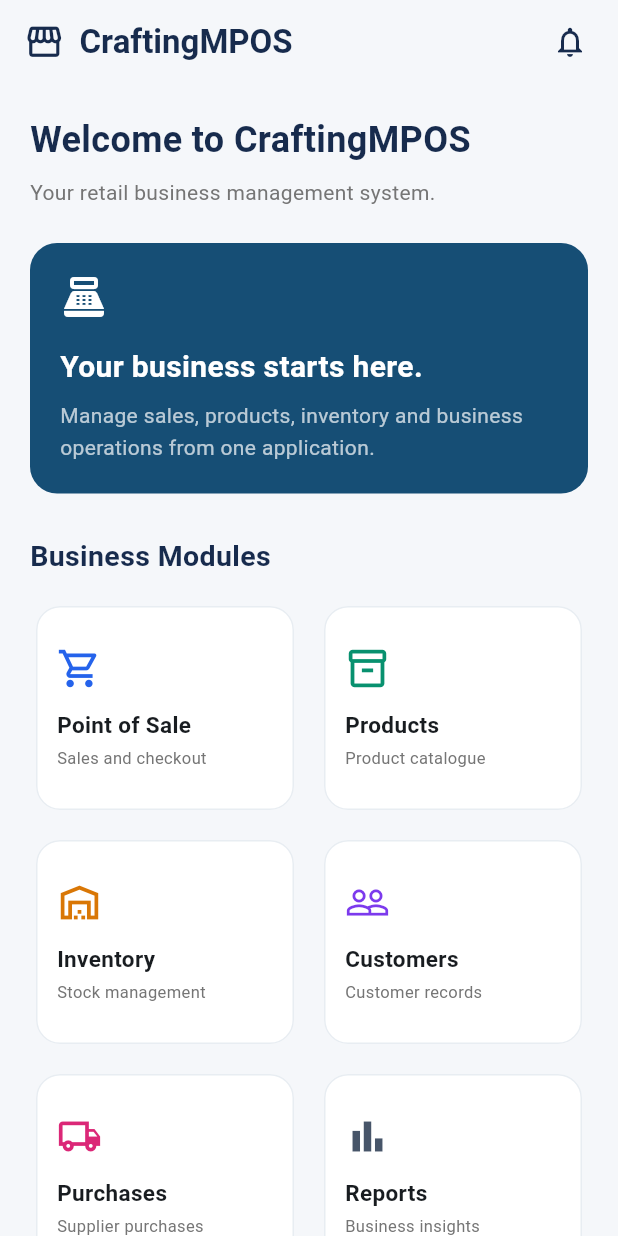
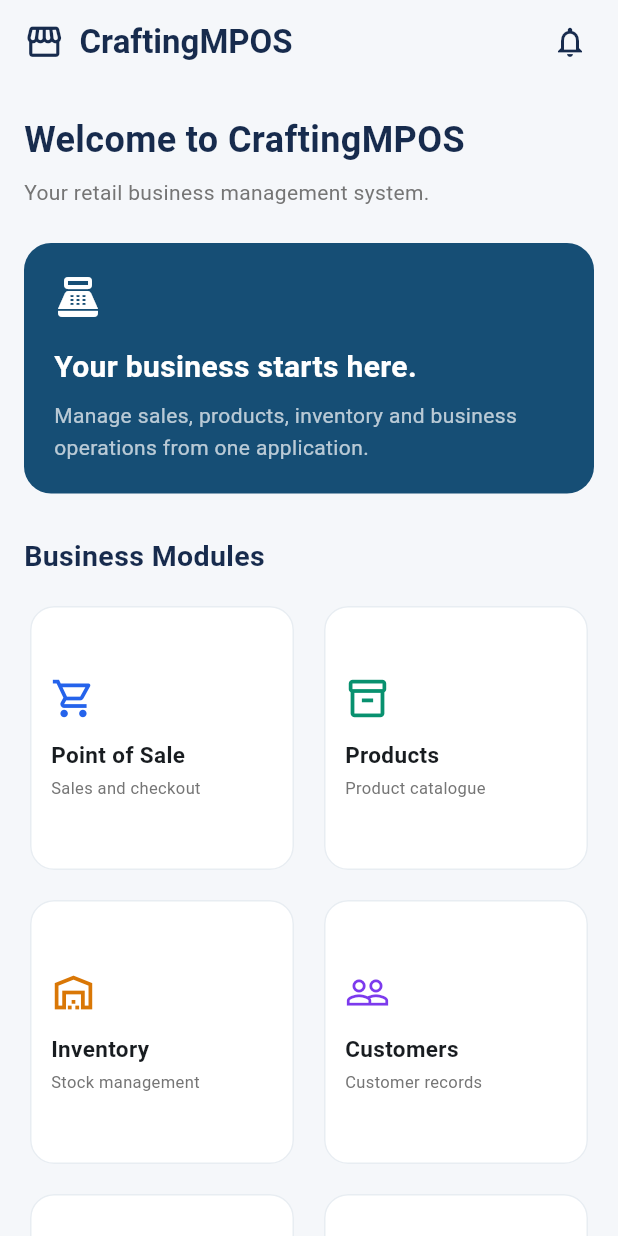
Before and after one commit to itsmrsarfaraz/CraftingMPOS, a Flutter app: the screen it shows after launch, on a phone screen of 412 x 824 dp. Run offline on Flutter 3.47's test engine with Material 3 defaults, Android fonts, the phone set to English and light mode, and no system bars; our stand-ins replace drift, drift_flutter; accounts and stored records are empty; generated files the repository leaves out were written again.

Commit message:
Add responsive dashboard layout

```diff
--- /dev/null
+++ b/mobile/lib/core/utils/responsive.dart
@@ -0,0 +1,56 @@
+import 'package:flutter/material.dart';
+
+class Responsive {
+  Responsive._();
+
+  /// Compact phones and narrow application windows.
+  static const double compactBreakpoint = 360;
+
+  /// Standard phone layouts.
+  static const double mediumBreakpoint = 600;
+
+  /// Tablet and wider layouts.
+  static const double expandedBreakpoint = 840;
+
+  static bool isCompact(BuildContext context) {
+  return MediaQuery.sizeOf(context).width < mediumBreakpoint;
+}
+
+static bool isMedium(BuildContext context) {
+  final width = MediaQuery.sizeOf(context).width;
+
+  return width >= mediumBreakpoint && width < expandedBreakpoint;
+}
+
+static bool isExpanded(BuildContext context) {
+  return MediaQuery.sizeOf(context).width >= expandedBreakpoint;
+}
+
+  static int gridColumns(double availableWidth) {
+    if (availableWidth < compactBreakpoint) {
+      return 1;
+    }
+
+    if (availableWidth < expandedBreakpoint) {
+      return 2;
+    }
+
+    return 3;
+  }
+
+  static double horizontalPadding(double availableWidth) {
+    if (availableWidth < compactBreakpoint) {
+      return 12;
+    }
+
+    if (availableWidth < mediumBreakpoint) {
+      return 16;
+    }
+
+    if (availableWidth < expandedBreakpoint) {
+      return 24;
+    }
+
+    return 32;
+  }
+}
--- a/mobile/lib/features/dashboard/presentation/dashboard_screen.dart
+++ b/mobile/lib/features/dashboard/presentation/dashboard_screen.dart
@@ -1,17 +1,83 @@
 import 'package:flutter/material.dart';
+
+import '../../../core/utils/responsive.dart';
+
+// 1. Data model for the modules
+class _ModuleData {
+  final String title;
+  final String subtitle;
+  final IconData icon;
+  final Color color;
+
+  const _ModuleData({
+    required this.title,
+    required this.subtitle,
+    required this.icon,
+    required this.color,
+  });
+}
 
 class DashboardScreen extends StatelessWidget {
   const DashboardScreen({super.key});
+
+  static const double _maxContentWidth = 1200;
+
+  // 2. List of modules used to dynamically build the layout
+  static const List<_ModuleData> _modules = [
+    _ModuleData(
+      title: 'Point of Sale',
+      subtitle: 'Sales and checkout',
+      icon: Icons.shopping_cart_outlined,
+      color: Color(0xFF2563EB),
+    ),
+    _ModuleData(
+      title: 'Products',
+      subtitle: 'Product catalogue',
+      icon: Icons.inventory_2_outlined,
+      color: Color(0xFF08916F),
+    ),
+    _ModuleData(
+      title: 'Inventory',
+      subtitle: 'Stock management',
+      icon: Icons.warehouse_outlined,
+      color: Color(0xFFD97706),
+    ),
+    _ModuleData(
+      title: 'Customers',
+      subtitle: 'Customer records',
+      icon: Icons.people_outline,
+      color: Color(0xFF7C3AED),
+    ),
+    _ModuleData(
+      title: 'Purchases',
+      subtitle: 'Supplier purchases',
+      icon: Icons.local_shipping_outlined,
+      color: Color(0xFFDB2777),
+    ),
+    _ModuleData(
+      title: 'Reports',
+      subtitle: 'Business insights',
+      icon: Icons.bar_chart_outlined,
+      color: Color(0xFF475569),
+    ),
+  ];
 
   @override
   Widget build(BuildContext context) {
     return Scaffold(
       appBar: AppBar(
-        title: const Row(
+        title: Row(
           children: [
-            Icon(Icons.storefront, size: 27),
-            SizedBox(width: 10),
-            Text('CraftingMPOS', style: TextStyle(fontWeight: FontWeight.bold)),
+            const Icon(Icons.storefront, size: 27),
+            const SizedBox(width: 10),
+            const Expanded(
+              child: Text(
+                'CraftingMPOS',
+                maxLines: 1,
+                overflow: TextOverflow.ellipsis,
+                style: TextStyle(fontWeight: FontWeight.bold),
+              ),
+            ),
           ],
         ),
         actions: [
@@ -24,8 +90,21 @@ class DashboardScreen extends StatelessWidget {
         ],
       ),
       body: SafeArea(
-        child: SingleChildScrollView(
-          padding: const EdgeInsets.all(20),
+        child: LayoutBuilder(
+          builder: (context, constraints) {
+            final availableWidth = constraints.maxWidth;
+            final horizontalPadding = Responsive.horizontalPadding(
+              availableWidth,
+            );
+
+            return SingleChildScrollView(
+              padding: EdgeInsets.symmetric(
+                horizontal: horizontalPadding,
+                vertical: 20,
+              ),
+              child: Center(
+                child: ConstrainedBox(
+                  constraints: const BoxConstraints(maxWidth: _maxContentWidth),
                   child: Column(
                     crossAxisAlignment: CrossAxisAlignment.start,
                     children: [
@@ -40,14 +119,17 @@ class DashboardScreen extends StatelessWidget {
                       const SizedBox(height: 8),
                       Text(
                         'Your retail business management system.',
-                style: TextStyle(fontSize: 14, color: Colors.grey.shade600),
+                        style: TextStyle(
+                          fontSize: 14,
+                          color: Colors.grey.shade600,
+                        ),
                       ),
                       const SizedBox(height: 24),
 
                       // Application status
                       Container(
                         width: double.infinity,
-                padding: const EdgeInsets.all(20),
+                        padding: EdgeInsets.all(availableWidth < 360 ? 16 : 20),
                         decoration: BoxDecoration(
                           color: const Color(0xFF164E75),
                           borderRadius: BorderRadius.circular(18),
@@ -55,7 +137,11 @@ class DashboardScreen extends StatelessWidget {
                         child: const Column(
                           crossAxisAlignment: CrossAxisAlignment.start,
                           children: [
-                    Icon(Icons.point_of_sale, color: Colors.white, size: 32),
+                            Icon(
+                              Icons.point_of_sale,
+                              color: Colors.white,
+                              size: 32,
+                            ),
                             SizedBox(height: 16),
                             Text(
                               'Your business starts here.',
@@ -91,54 +177,53 @@ class DashboardScreen extends StatelessWidget {
                       ),
                       const SizedBox(height: 16),
 
-              GridView.count(
-                crossAxisCount: 2,
+                      LayoutBuilder(
+                        builder: (context, gridConstraints) {
+                          final columns = Responsive.gridColumns(
+                            gridConstraints.maxWidth,
+                          );
+
+                          if (columns == 1) {
+                            return Column(
+                              children: [
+                                for (final module in _modules) ...[
+                                  _ModuleCard(
+                                    title: module.title,
+                                    subtitle: module.subtitle,
+                                    icon: module.icon,
+                                    color: module.color,
+                                    horizontal: true,
+                                  ),
+                                  const SizedBox(height: 12),
+                                ],
+                              ],
+                            );
+                          } else {
+                            return GridView.count(
+                              crossAxisCount: columns,
                               crossAxisSpacing: 12,
                               mainAxisSpacing: 12,
                               shrinkWrap: true,
                               physics: const NeverScrollableScrollPhysics(),
-                childAspectRatio: 1.25,
-                children: const [
-                  _ModuleCard(
-                    title: 'Point of Sale',
-                    subtitle: 'Sales and checkout',
-                    icon: Icons.shopping_cart_outlined,
-                    color: Color(0xFF2563EB),
-                  ),
-                  _ModuleCard(
-                    title: 'Products',
-                    subtitle: 'Product catalogue',
-                    icon: Icons.inventory_2_outlined,
-                    color: Color(0xFF08916F),
-                  ),
-                  _ModuleCard(
-                    title: 'Inventory',
-                    subtitle: 'Stock management',
-                    icon: Icons.warehouse_outlined,
-                    color: Color(0xFFD97706),
-                  ),
-                  _ModuleCard(
-                    title: 'Customers',
-                    subtitle: 'Customer records',
-                    icon: Icons.people_outline,
-                    color: Color(0xFF7C3AED),
-                  ),
-                  _ModuleCard(
-                    title: 'Purchases',
-                    subtitle: 'Supplier purchases',
-                    icon: Icons.local_shipping_outlined,
-                    color: Color(0xFFDB2777),
-                  ),
-                  _ModuleCard(
-                    title: 'Reports',
-                    subtitle: 'Business insights',
-                    icon: Icons.bar_chart_outlined,
-                    color: Color(0xFF475569),
+                              childAspectRatio: columns == 2 ? 1.0 : 1.2,
+                              children: _modules.map((module) {
+                                return _ModuleCard(
+                                  title: module.title,
+                                  subtitle: module.subtitle,
+                                  icon: module.icon,
+                                  color: module.color,
+                                );
+                              }).toList(),
+                            );
+                          }
+                        },
                       ),
                     ],
                   ),
-            ],
                 ),
+              ),
+            );
+          },
         ),
       ),
     );
@@ -150,12 +235,14 @@ class _ModuleCard extends StatelessWidget {
   final String subtitle;
   final IconData icon;
   final Color color;
+  final bool horizontal;
 
   const _ModuleCard({
     required this.title,
     required this.subtitle,
     required this.icon,
     required this.color,
+    this.horizontal = false,
   });
 
   @override
@@ -163,24 +250,56 @@ class _ModuleCard extends StatelessWidget {
     return Card(
       child: Padding(
         padding: const EdgeInsets.all(14),
-        child: Column(
+        child: horizontal
+            ? Row(
+                children: [
+                  Icon(icon, color: color, size: 30),
+                  const SizedBox(width: 12),
+                  Expanded(
+                    child: _ModuleCardText(title: title, subtitle: subtitle),
+                  ),
+                ],
+              )
+            : Column(
                 crossAxisAlignment: CrossAxisAlignment.start,
                 mainAxisAlignment: MainAxisAlignment.center,
                 children: [
                   Icon(icon, color: color, size: 30),
                   const SizedBox(height: 12),
-            Text(
-              title,
-              style: const TextStyle(fontWeight: FontWeight.bold, fontSize: 15),
-            ),
-            const SizedBox(height: 4),
-            Text(
-              subtitle,
-              style: TextStyle(fontSize: 11, color: Colors.grey.shade600),
-            ),
+                  _ModuleCardText(title: title, subtitle: subtitle),
                 ],
               ),
       ),
     );
   }
 }
+
+class _ModuleCardText extends StatelessWidget {
+  final String title;
+  final String subtitle;
+
+  const _ModuleCardText({required this.title, required this.subtitle});
+
+  @override
+  Widget build(BuildContext context) {
+    return Column(
+      crossAxisAlignment: CrossAxisAlignment.start,
+      mainAxisSize: MainAxisSize.min,
+      children: [
+        Text(
+          title,
+          maxLines: 2,
+          overflow: TextOverflow.ellipsis,
+          style: const TextStyle(fontWeight: FontWeight.bold, fontSize: 15),
+        ),
+        const SizedBox(height: 4),
+        Text(
+          subtitle,
+          maxLines: 2,
+          overflow: TextOverflow.ellipsis,
+          style: TextStyle(fontSize: 11, color: Colors.grey.shade600),
+        ),
+      ],
+    );
+  }
+}
```
Also changed, not shown: 2 other files. Lines whose indentation alone changed are shown as unchanged.
